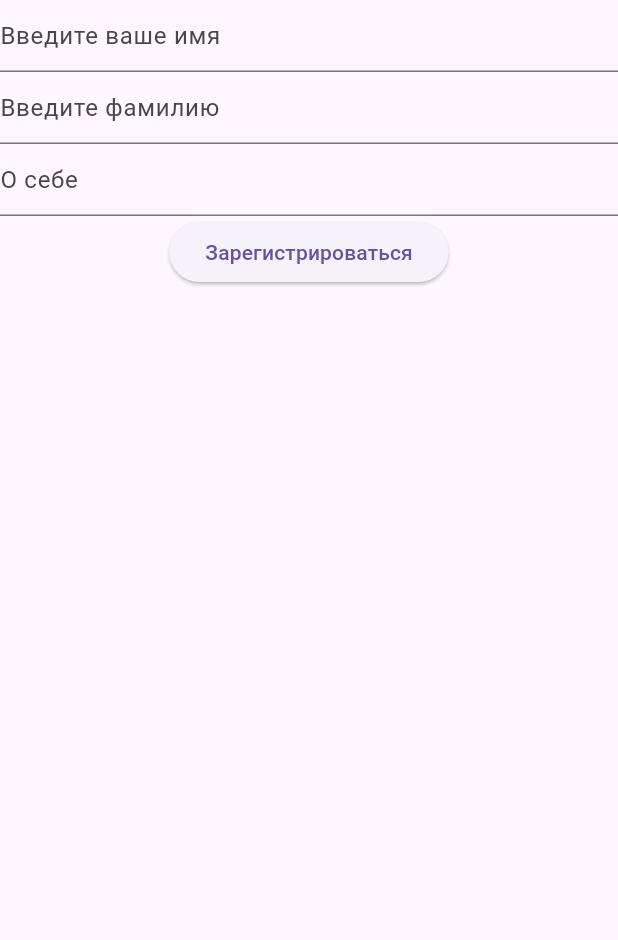
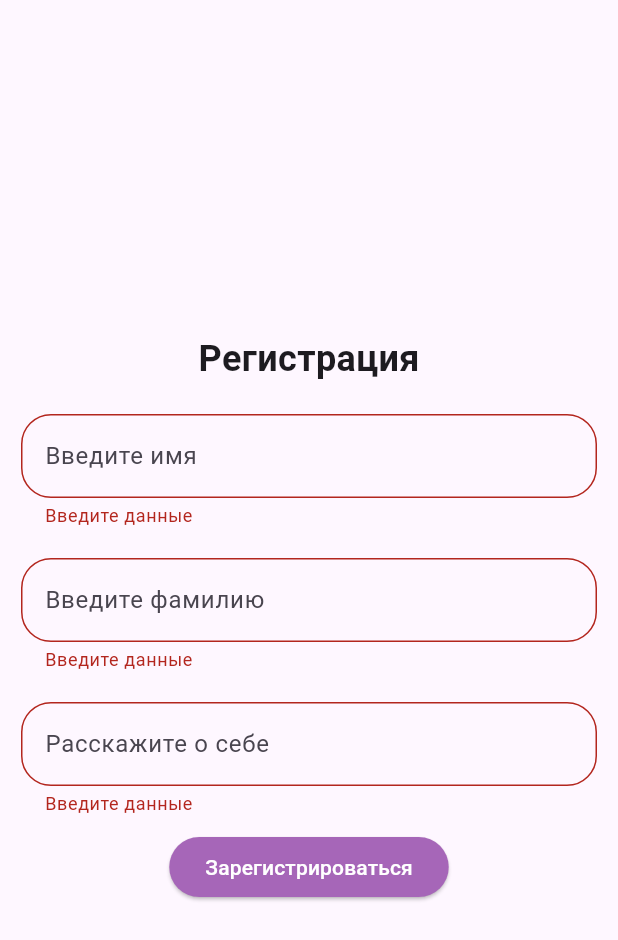
Before and after one commit to Eife/chat_app, a Flutter app: the screen it shows after launch, after a tap on "Зарегистрироваться", on a phone screen of 412 x 824 dp. Shown: the top 940 px of the screen. Run offline on Flutter 3.47's test engine with Material 3 defaults, Android fonts, the phone set to English and light mode, and no system bars; our stand-ins replace bloc, cloud_firestore, firebase_auth, firebase_core, flutter_bloc, nb_utils; accounts and stored records are empty.

Commit message:
Anonym register added. Registrations setup is complite

```diff
--- a/lib/bloc/bloc/register_event.dart
+++ b/lib/bloc/bloc/register_event.dart
@@ -1,3 +1,4 @@
+// ignore_for_file: public_member_api_docs, sort_constructors_first
 part of 'register_bloc.dart';
 
 @immutable
@@ -5,4 +6,13 @@ sealed class RegisterEvent {}
 
 class CheckAndAuthorUserEvent extends RegisterEvent {}
 
-class RegisterUserEvent extends RegisterEvent {}
+class RegisterUserEvent extends RegisterEvent {
+  String name;
+  String surname;
+  String aboutMe;
+  RegisterUserEvent({
+    required this.name,
+    required this.surname,
+    required this.aboutMe,
+  });
+}
--- a/lib/screens/home_screen.dart
+++ b/lib/screens/home_screen.dart
@@ -19,10 +19,6 @@ class _HomeScreenState extends State<HomeScreen> {
           children: [
             FindMessage(),
 
-
-
-
-
           ],
         ),
       ),
--- a/lib/screens/register_screen.dart
+++ b/lib/screens/register_screen.dart
@@ -1,4 +1,8 @@
+import 'package:chat_app/bloc/bloc/register_bloc.dart';
+import 'package:chat_app/utils/widgets.dart';
 import 'package:flutter/material.dart';
+import 'package:flutter_bloc/flutter_bloc.dart';
+import 'package:nb_utils/nb_utils.dart';
 
 class RegisterScreen extends StatefulWidget {
   const RegisterScreen({super.key});
@@ -8,11 +12,18 @@ class RegisterScreen extends StatefulWidget {
 }
 
 class _RegisterScreenState extends State<RegisterScreen> {
-
   final _formKey = GlobalKey<FormState>();
   TextEditingController name = TextEditingController();
   TextEditingController surname = TextEditingController();
   TextEditingController aboutMe = TextEditingController();
+
+  @override
+  void dispose() {
+    name.dispose();
+    surname.dispose();
+    aboutMe.dispose();
+    super.dispose();
+  }
 
   @override
   Widget build(BuildContext context) {
@@ -21,24 +32,51 @@ class _RegisterScreenState extends State<RegisterScreen> {
         child: Form(
           key: _formKey,
           child: Column(
+            mainAxisAlignment: MainAxisAlignment.center,
             children: [
-              TextFormField(
-                controller: name,
-                decoration: InputDecoration(hintText: "Введите ваше имя"),
-              ),
-              TextFormField(
-                controller: surname,
-                decoration: InputDecoration(hintText: "Введите фамилию"),
-              ),
-              TextFormField(
-                controller: aboutMe,
-                decoration: InputDecoration(hintText: "О себе"),
-              ),
-              ElevatedButton(onPressed: () {}, child: Text("Зарегистрироваться")),
+              Text("Регистрация", style: TextStyle(fontSize: 24, fontWeight: FontWeight.bold),),
+              20.height,
+              textFormField(
+                  validator: validator,
+                  controller: name,
+                  hintText: "Введите имя"),
+              20.height,
+              textFormField(
+                  validator: validator,
+                  controller: surname,
+                  hintText: "Введите фамилию"),
+              20.height,
+              textFormField(
+                  validator: validator,
+                  controller: aboutMe,
+                  hintText: "Расскажите о себе"),
+              10.height,
+              ElevatedButton(
+                  style: ButtonStyle(
+                      foregroundColor: MaterialStatePropertyAll(Colors.white),
+                      backgroundColor: MaterialStatePropertyAll(
+                          Color.fromARGB(255, 166, 102, 184))),
+                  onPressed: () {
+                    if (_formKey.currentState!.validate()) {
+                      BlocProvider.of<RegisterBloc>(context).add(
+                          RegisterUserEvent(
+                              name: name.text,
+                              surname: surname.text,
+                              aboutMe: aboutMe.text));
+                    }
+                  },
+                  child: Text("Зарегистрироваться")),
             ],
-          ),
+          ).paddingAll(14),
         ),
       ),
     );
   }
+
+  String? validator(String? userText) {
+    if (userText == null || userText.isEmpty) {
+      return "Введите данные";
+    }
+    return null;
+  }
 }
--- a/lib/screens/start_screen.dart
+++ b/lib/screens/start_screen.dart
@@ -21,8 +21,8 @@ class _StartScreenState extends State<StartScreen> {
   @override
   Widget build(BuildContext context) {
     return BlocListener<RegisterBloc, RegisterState>(listener: (context, state) {
-        if (state is RegisterInitial) {
-          Navigator.of(context).push(MaterialPageRoute(builder: (context) => HomeScreen()));
+        if (state is UserRegisterState) {
+          Navigator.of(context).pushReplacement(MaterialPageRoute(builder: (context) => HomeScreen()));
         } },
         child: RegisterScreen(),
 
--- /dev/null
+++ b/lib/utils/widgets.dart
@@ -0,0 +1,18 @@
+import 'package:flutter/material.dart';
+
+// Определение функции formField
+TextFormField textFormField({
+  required String? Function(String?) validator,
+  required TextEditingController controller,
+  required String hintText,
+}) {
+  return TextFormField(
+    validator: validator,
+    controller: controller,
+    decoration: InputDecoration(
+        hintText: hintText,
+        border: OutlineInputBorder(
+          borderRadius: BorderRadius.circular(20),
+        )),
+  );
+}
```
Also changed, not shown: lib/bloc/bloc/register_bloc.dart (+36 -8 lines).
